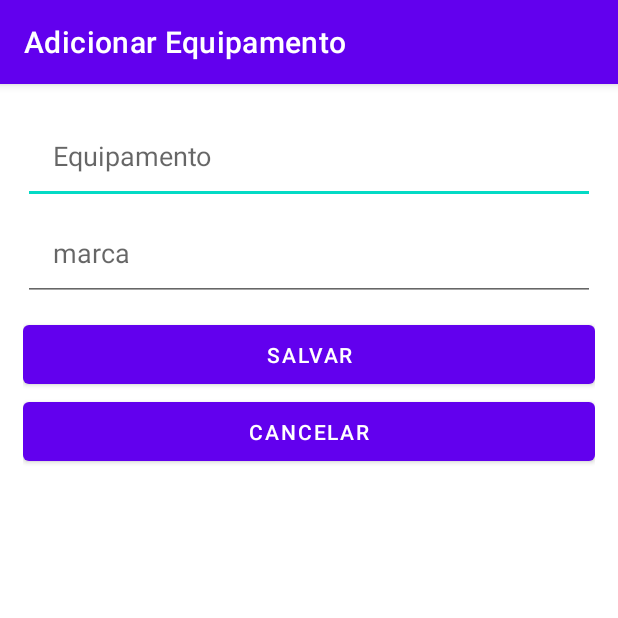
After one commit to LucasGMeneses/emprestimo-app, an Android app: the EditarEquipamentoPage screen opened directly, with no data from a screen before it, on a phone screen of 412 x 824 dp, the top half of it. The commit adds this screen. Run offline under Robolectric (Android 15) with nearby library versions, the phone set to English and light mode, and no system bars; our stand-ins replace Room's generated code.

Commit message:
pagina de cadastro e edição do emprestimo e equipamentos

```diff
--- a/app/src/main/AndroidManifest.xml
+++ b/app/src/main/AndroidManifest.xml
@@ -10,6 +10,12 @@
         android:supportsRtl="true"
         android:theme="@style/Theme.EmprestimoApp">
         <activity
+            android:name=".pages.EditarEmprestimoPage"
+            android:exported="true" />
+        <activity
+            android:name=".pages.EditarEquipamentoPage"
+            android:exported="true" />
+        <activity
             android:name=".MainActivity"
             android:exported="true">
             <intent-filter>
--- a/app/src/main/java/com/example/emprestimoapp/models/dao/EmprestimoDao.java
+++ b/app/src/main/java/com/example/emprestimoapp/models/dao/EmprestimoDao.java
@@ -16,6 +16,9 @@ public interface EmprestimoDao {
     @Query("SELECT * FROM emprestimo")
     List<Emprestimo> getAll();
 
+    @Query("SELECT * FROM emprestimo WHERE numEmpres = :numEmpres")
+    Emprestimo get(int numEmpres);
+
     @Query("SELECT * FROM emprestimo WHERE numEmpres IN (:numEmpres)")
     List<Emprestimo> loadAllByIds(int[] numEmpres);
 
--- a/app/src/main/java/com/example/emprestimoapp/models/dao/EquipamentosDao.java
+++ b/app/src/main/java/com/example/emprestimoapp/models/dao/EquipamentosDao.java
@@ -16,6 +16,9 @@ public interface EquipamentosDao {
     @Query("SELECT * FROM equipamentos")
     List<Equipamentos> getAll();
 
+    @Query("SELECT * FROM equipamentos WHERE equipamentosId = :equipId")
+    Equipamentos get(int equipId);
+
     @Query("SELECT * FROM equipamentos WHERE equipamentosId IN (:equipamentosIds)")
     List<Equipamentos> loadAllByIds(int[] equipamentosIds);
 
--- /dev/null
+++ b/app/src/main/java/com/example/emprestimoapp/pages/EditarEquipamentoPage.java
@@ -0,0 +1,104 @@
+package com.example.emprestimoapp.pages;
+
+import androidx.appcompat.app.AppCompatActivity;
+
+import android.content.Intent;
+import android.os.Bundle;
+import android.view.View;
+import android.widget.Button;
+import android.widget.EditText;
+
+import com.example.emprestimoapp.R;
+import com.example.emprestimoapp.models.AppDatabase;
+import com.example.emprestimoapp.models.entity.Equipamentos;
+
+public class EditarEquipamentoPage extends AppCompatActivity {
+    private Button btnAcao;
+    private Button btnCancelar;
+    private Button btnDeletar;
+    private EditText equipText;
+    private EditText marcaText;
+    private AppDatabase db;
+
+    @Override
+    protected void onCreate(Bundle savedInstanceState) {
+        super.onCreate(savedInstanceState);
+        setContentView(R.layout.activity_editar_equipamentos_page);
+
+        // binding xml
+        btnAcao = findViewById(R.id.btnAcao);
+        btnCancelar = findViewById(R.id.btnCancelar);
+        btnDeletar = findViewById(R.id.btnDeletar);
+        equipText = findViewById(R.id.nomeEquip);
+        marcaText = findViewById(R.id.marcaEquip);
+
+        btnCancelar.setOnClickListener(new View.OnClickListener() {
+            @Override
+            public void onClick(View view) {
+                finish();
+            }
+        });
+
+        Intent intent = getIntent();
+        int id = intent.getIntExtra("action",0);
+        db = AppDatabase.getDatabase(getApplicationContext().getApplicationContext());
+
+
+        if (id == 0){
+            setTitle("Adicionar Equipamento");
+            btnAcao.setText("salvar");
+            btnAcao.setOnClickListener(new View.OnClickListener() {
+                @Override
+                public void onClick(View view) {
+                    inserir();
+                    finish();
+                }
+            });
+        }
+        else{
+            setTitle("Editar Equipamento");
+            btnAcao.setText("Atualizar");
+            btnDeletar.setVisibility(View.VISIBLE);
+
+            Equipamentos equip = db.equipamentosTable().get(id);
+            equipText.setText(equip.getNomeEquip());
+            marcaText.setText(equip.getMarca());
+
+            btnAcao.setOnClickListener(new View.OnClickListener() {
+                @Override
+                public void onClick(View view) {
+
+                    atualizar(equip);
+                    finish();
+                }
+            });
+        }
+
+        btnDeletar.setOnClickListener(new View.OnClickListener() {
+            @Override
+            public void onClick(View view) {
+                delete(id);
+                finish();
+            }
+        });
+    }
+
+    protected void inserir(){
+        Equipamentos equip = new Equipamentos(equipText.getText().toString(), marcaText.getText().toString());
+        db.equipamentosTable().insertAll(equip);
+    }
+
+    protected void atualizar(Equipamentos equip){
+
+        equip.setNomeEquip(equipText.getText().toString());
+        equip.setMarca(marcaText.getText().toString());
+
+        db.equipamentosTable().updateEquipamento(equip);
+    }
+
+    protected void delete(int id){
+        db.equipamentosTable().delete(id);
+    }
+
+
+}
--- a/app/src/main/java/com/example/emprestimoapp/ViewPageAdapter.java
+++ b/app/src/main/java/com/example/emprestimoapp/pages/ViewPageAdapter.java
@@ -1,4 +1,4 @@
-package com.example.emprestimoapp;
+package com.example.emprestimoapp.pages;
 
 import androidx.annotation.NonNull;
 import androidx.fragment.app.Fragment;
--- /dev/null
+++ b/app/src/main/res/layout/activity_editar_equipamentos_page.xml
@@ -0,0 +1,50 @@
+<?xml version="1.0" encoding="utf-8"?>
+<LinearLayout xmlns:android="http://schemas.android.com/apk/res/android"
+    xmlns:app="http://schemas.android.com/apk/res-auto"
+    xmlns:tools="http://schemas.android.com/tools"
+    android:layout_width="match_parent"
+    android:layout_height="match_parent"
+    android:orientation="vertical"
+    android:padding="15dp"
+    tools:context=".pages.EditarEquipamentoPage">
+
+    <EditText
+        android:id="@+id/nomeEquip"
+        android:layout_width="match_parent"
+        android:layout_height="wrap_content"
+        android:padding="20dp"
+        android:inputType="textPersonName"
+        android:hint="Equipamento" />
+
+    <EditText
+        android:id="@+id/marcaEquip"
+        android:layout_width="match_parent"
+        android:layout_height="wrap_content"
+        android:padding="20dp"
+        android:layout_marginBottom="10dp"
+        android:inputType="textPersonName"
+        android:hint="marca" />
+
+    <Button
+        android:id="@+id/btnAcao"
+        android:layout_width="match_parent"
+        android:layout_height="wrap_content"
+        android:padding="10dp"
+        android:text=""/>
+
+     <Button
+         android:id="@+id/btnDeletar"
+         android:layout_width="match_parent"
+         android:layout_height="wrap_content"
+         android:padding="10dp"
+         android:visibility="gone"
+         android:text="deletar"/>
+    <Button
+        android:id="@+id/btnCancelar"
+        android:layout_width="match_parent"
+        android:layout_height="wrap_content"
+        android:padding="10dp"
+        android:text="cancelar"/>
+
+
+</LinearLayout>
--- a/app/src/main/res/layout/fragment_emprestimos_page.xml
+++ b/app/src/main/res/layout/fragment_emprestimo_page.xml
@@ -6,11 +6,13 @@
     tools:context=".pages.EmprestimosPage">
 
     <ListView
+        android:id="@+id/lista"
         android:layout_width="match_parent"
         android:layout_height="match_parent"
         />
 
     <com.google.android.material.floatingactionbutton.FloatingActionButton
+        android:id="@+id/fab"
         android:layout_width="wrap_content"
         android:layout_height="wrap_content"
         android:layout_gravity="bottom|end"
--- a/app/src/main/res/layout/fragment_equipamentos_page.xml
+++ b/app/src/main/res/layout/fragment_equipamentos_page.xml
@@ -12,6 +12,7 @@
         />
 
     <com.google.android.material.floatingactionbutton.FloatingActionButton
+        android:id="@+id/fab"
         android:layout_width="wrap_content"
         android:layout_height="wrap_content"
         android:layout_gravity="bottom|end"
```
Also changed, not shown: app/src/main/java/com/example/emprestimoapp/MainActivity.java (+6 -12 lines), app/src/main/java/com/example/emprestimoapp/models/entity/Emprestimo.java (+9 -11 lines), app/src/main/java/com/example/emprestimoapp/models/entity/Equipamentos.java (+4 -6 lines), app/src/main/java/com/example/emprestimoapp/pages/EditarEmprestimoPage.java (added, +150 -0 lines), app/src/main/java/com/example/emprestimoapp/pages/EmprestimosPage.java (+51 -2 lines), app/src/main/java/com/example/emprestimoapp/pages/EquipamentosPage.java (+31 -6 lines), app/src/main/res/layout/activity_editar_emprestimo_page.xml (added, +71 -0 lines).
